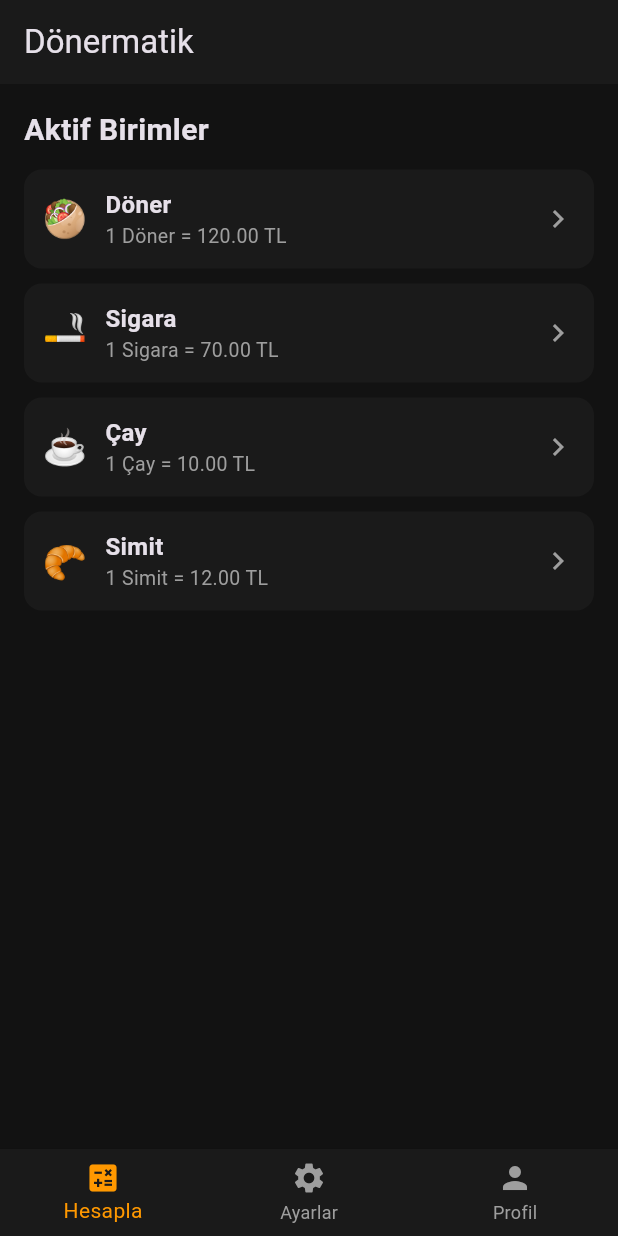
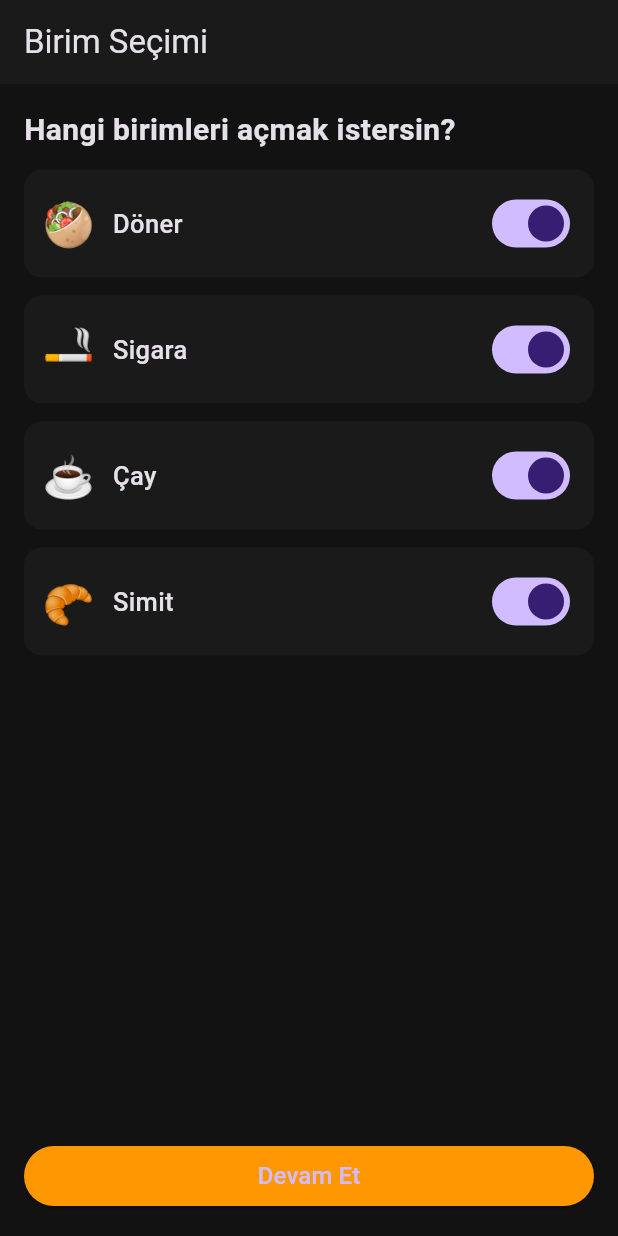
Before and after one commit to tunahan-kara/Donermatik, a Flutter app: the screen it shows after launch, on a phone screen of 412 x 824 dp. Run offline on Flutter 3.47's test engine with Material 3 defaults, Android fonts, the phone set to English and light mode, and no system bars; our stand-ins replace shared_preferences.

Commit message:
Add onboarding flow with unit selection, SharedPreferences storage, and dynamic active unit loading in MainNavigation

```diff
--- a/donermatik/lib/main.dart
+++ b/donermatik/lib/main.dart
@@ -1,9 +1,12 @@
 import 'package:flutter/material.dart';
+import 'package:shared_preferences/shared_preferences.dart';
+
 import 'models/unit_model.dart';
+import 'utils/default_units.dart';
 import 'screens/home_screen.dart';
 import 'screens/settings_screen.dart';
 import 'screens/profile_screen.dart';
-import 'utils/default_units.dart';
+import 'screens/onboarding_screen.dart';
 
 void main() {
   runApp(const DonermatikApp());
@@ -25,10 +28,82 @@ class DonermatikApp extends StatelessWidget {
           elevation: 0,
         ),
       ),
-      home: const MainNavigation(),
+      home: const LoadingScreen(),
+      routes: {"/main": (_) => const MainNavigation()},
     );
   }
 }
+
+//
+// 1) LOADING SCREEN → onboarding tamam mı değil mi kontrol ediyor
+//
+
+class LoadingScreen extends StatefulWidget {
+  const LoadingScreen({super.key});
+
+  @override
+  State<LoadingScreen> createState() => _LoadingScreenState();
+}
+
+class _LoadingScreenState extends State<LoadingScreen> {
+  bool? onboardingCompleted;
+
+  @override
+  void initState() {
+    super.initState();
+    _checkOnboarding();
+  }
+
+  Future<void> _checkOnboarding() async {
+    SharedPreferences prefs = await SharedPreferences.getInstance();
+    bool done = prefs.getBool("onboarding_completed") ?? false;
+
+    setState(() {
+      onboardingCompleted = done;
+    });
+  }
+
+  @override
+  Widget build(BuildContext context) {
+    if (onboardingCompleted == null) {
+      return const Scaffold(body: Center(child: CircularProgressIndicator()));
+    }
+
+    return onboardingCompleted == false
+        ? const OnboardingWrapper()
+        : const MainNavigation();
+  }
+}
+
+//
+// 2) ONBOARDING WRAPPER → onboarding ekranını çalıştırır
+//
+
+class OnboardingWrapper extends StatefulWidget {
+  const OnboardingWrapper({super.key});
+
+  @override
+  State<OnboardingWrapper> createState() => _OnboardingWrapperState();
+}
+
+class _OnboardingWrapperState extends State<OnboardingWrapper> {
+  List<UnitModel> units = List<UnitModel>.from(DefaultUnits.units);
+
+  void _applyUnitSelection(List<UnitModel> selected) {
+    setState(() {
+      units = selected;
+    });
+  }
+
+  @override
+  Widget build(BuildContext context) {
+    return OnboardingScreen(units: units, onUnitsSelected: _applyUnitSelection);
+  }
+}
+
+//
+// 3) ANA NAVIGATION
+//
 
 class MainNavigation extends StatefulWidget {
   const MainNavigation({super.key});
@@ -39,14 +114,34 @@ class MainNavigation extends StatefulWidget {
 
 class _MainNavigationState extends State<MainNavigation> {
   int _currentIndex = 0;
-
-  // Şimdilik buradan yönetiyoruz
-  late List<UnitModel> _units;
+  List<UnitModel> _units = [];
 
   @override
   void initState() {
     super.initState();
-    _units = List<UnitModel>.from(DefaultUnits.units);
+    _loadUnits();
+  }
+
+  Future<void> _loadUnits() async {
+    SharedPreferences prefs = await SharedPreferences.getInstance();
+    List<String>? activeIds = prefs.getStringList("active_units");
+
+    // Eğer onboarding hiç çalışmamışsa → default birimleri yükle
+    if (activeIds == null) {
+      setState(() {
+        _units = List<UnitModel>.from(DefaultUnits.units);
+      });
+      return;
+    }
+
+    // Onboarding sonucu varsa → sadece aktif olanları işaretle
+    List<UnitModel> updated = DefaultUnits.units.map((unit) {
+      return unit.copyWith(isActive: activeIds.contains(unit.id));
+    }).toList();
+
+    setState(() {
+      _units = updated;
+    });
   }
 
   void _updateUnits(List<UnitModel> newUnits) {
@@ -70,11 +165,7 @@ class _MainNavigationState extends State<MainNavigation> {
         selectedItemColor: Colors.orange,
         unselectedItemColor: Colors.grey,
         currentIndex: _currentIndex,
-        onTap: (index) {
-          setState(() {
-            _currentIndex = index;
-          });
-        },
+        onTap: (i) => setState(() => _currentIndex = i),
         items: const [
           BottomNavigationBarItem(
             icon: Icon(Icons.calculate),
--- a/donermatik/lib/screens/home_screen.dart
+++ b/donermatik/lib/screens/home_screen.dart
@@ -8,10 +8,12 @@ class HomeScreen extends StatelessWidget {
 
   @override
   Widget build(BuildContext context) {
+    final activeUnits = units.where((u) => u.isActive).toList();
+
     return Scaffold(
       appBar: AppBar(title: const Text("Dönermatik")),
       body: Padding(
-        padding: const EdgeInsets.all(16.0),
+        padding: const EdgeInsets.all(16),
         child: Column(
           crossAxisAlignment: CrossAxisAlignment.start,
           children: [
@@ -20,19 +22,16 @@ class HomeScreen extends StatelessWidget {
               style: TextStyle(fontSize: 20, fontWeight: FontWeight.bold),
             ),
             const SizedBox(height: 12),
+
             Expanded(
               child: ListView.builder(
-                itemCount: units.length,
+                itemCount: activeUnits.length,
                 itemBuilder: (context, index) {
-                  final unit = units[index];
-                  if (!unit.isActive) return const SizedBox.shrink();
+                  final unit = activeUnits[index];
 
                   return Container(
-                    margin: const EdgeInsets.only(bottom: 10),
-                    padding: const EdgeInsets.symmetric(
-                      horizontal: 12,
-                      vertical: 12,
-                    ),
+                    margin: const EdgeInsets.only(bottom: 12),
+                    padding: const EdgeInsets.all(12),
                     decoration: BoxDecoration(
                       color: const Color(0xFF1A1A1A),
                       borderRadius: BorderRadius.circular(12),
@@ -44,7 +43,7 @@ class HomeScreen extends StatelessWidget {
                           children: [
                             Text(
                               unit.icon,
-                              style: const TextStyle(fontSize: 24),
+                              style: const TextStyle(fontSize: 28),
                             ),
                             const SizedBox(width: 12),
                             Column(
@@ -58,7 +57,7 @@ class HomeScreen extends StatelessWidget {
                                   ),
                                 ),
                                 Text(
-                                  "1 ${unit.name} = ${unit.price.toStringAsFixed(2)} TL",
+                                  "1 ${unit.name} = ${unit.price.toStringAsFixed(0)} TL",
                                   style: const TextStyle(
                                     fontSize: 13,
                                     color: Colors.grey,
--- /dev/null
+++ b/donermatik/lib/screens/onboarding_screen.dart
@@ -0,0 +1,127 @@
+import 'package:flutter/material.dart';
+import 'package:shared_preferences/shared_preferences.dart';
+import '../models/unit_model.dart';
+
+class OnboardingScreen extends StatefulWidget {
+  final List<UnitModel> units;
+  final void Function(List<UnitModel>) onUnitsSelected;
+
+  const OnboardingScreen({
+    super.key,
+    required this.units,
+    required this.onUnitsSelected,
+  });
+
+  @override
+  State<OnboardingScreen> createState() => _OnboardingScreenState();
+}
+
+class _OnboardingScreenState extends State<OnboardingScreen> {
+  late List<UnitModel> tempUnits;
+
+  @override
+  void initState() {
+    super.initState();
+    tempUnits = List<UnitModel>.from(widget.units);
+  }
+
+  Future<void> _finishOnboarding() async {
+    SharedPreferences prefs = await SharedPreferences.getInstance();
+
+    // onboarding tamamlandı
+    await prefs.setBool("onboarding_completed", true);
+
+    // aktif birimlerin ID'lerini kaydet
+    List<String> activeUnitIds = tempUnits
+        .where((u) => u.isActive)
+        .map((u) => u.id)
+        .toList();
+
+    await prefs.setStringList("active_units", activeUnitIds);
+
+    widget.onUnitsSelected(tempUnits);
+
+    Navigator.of(context).pushReplacementNamed("/main");
+  }
+
+  @override
+  Widget build(BuildContext context) {
+    return Scaffold(
+      backgroundColor: const Color(0xFF121212),
+      appBar: AppBar(title: const Text("Birim Seçimi")),
+      body: Padding(
+        padding: const EdgeInsets.all(16),
+        child: Column(
+          crossAxisAlignment: CrossAxisAlignment.start,
+          children: [
+            const Text(
+              "Hangi birimleri açmak istersin?",
+              style: TextStyle(fontSize: 20, fontWeight: FontWeight.bold),
+            ),
+
+            const SizedBox(height: 12),
+
+            Expanded(
+              child: ListView.builder(
+                itemCount: tempUnits.length,
+                itemBuilder: (context, index) {
+                  final unit = tempUnits[index];
+
+                  return Container(
+                    margin: const EdgeInsets.only(bottom: 12),
+                    padding: const EdgeInsets.symmetric(
+                      horizontal: 12,
+                      vertical: 12,
+                    ),
+                    decoration: BoxDecoration(
+                      color: const Color(0xFF1A1A1A),
+                      borderRadius: BorderRadius.circular(12),
+                    ),
+                    child: Row(
+                      mainAxisAlignment: MainAxisAlignment.spaceBetween,
+                      children: [
+                        Row(
+                          children: [
+                            Text(
+                              unit.icon,
+                              style: const TextStyle(fontSize: 28),
+                            ),
+                            const SizedBox(width: 12),
+                            Text(
+                              unit.name,
+                              style: const TextStyle(
+                                fontSize: 17,
+                                fontWeight: FontWeight.w500,
+                              ),
+                            ),
+                          ],
+                        ),
+                        Switch(
+                          value: unit.isActive,
+                          onChanged: (value) {
+                            setState(() {
+                              tempUnits[index] = unit.copyWith(isActive: value);
+                            });
+                          },
+                        ),
+                      ],
+                    ),
+                  );
+                },
+              ),
+            ),
+
+            SizedBox(
+              width: double.infinity,
+              child: ElevatedButton(
+                onPressed: _finishOnboarding,
+                style: ElevatedButton.styleFrom(backgroundColor: Colors.orange),
+                child: const Text("Devam Et", style: TextStyle(fontSize: 16)),
+              ),
+            ),
+          ],
+        ),
+      ),
+    );
+  }
+}
--- a/donermatik/pubspec.yaml
+++ b/donermatik/pubspec.yaml
@@ -34,6 +34,9 @@ dependencies:
   # The following adds the Cupertino Icons font to your application.
   # Use with the CupertinoIcons class for iOS style icons.
   cupertino_icons: ^1.0.8
+
+  shared_preferences: ^2.2.0
+
 
 dev_dependencies:
   flutter_test:
```
